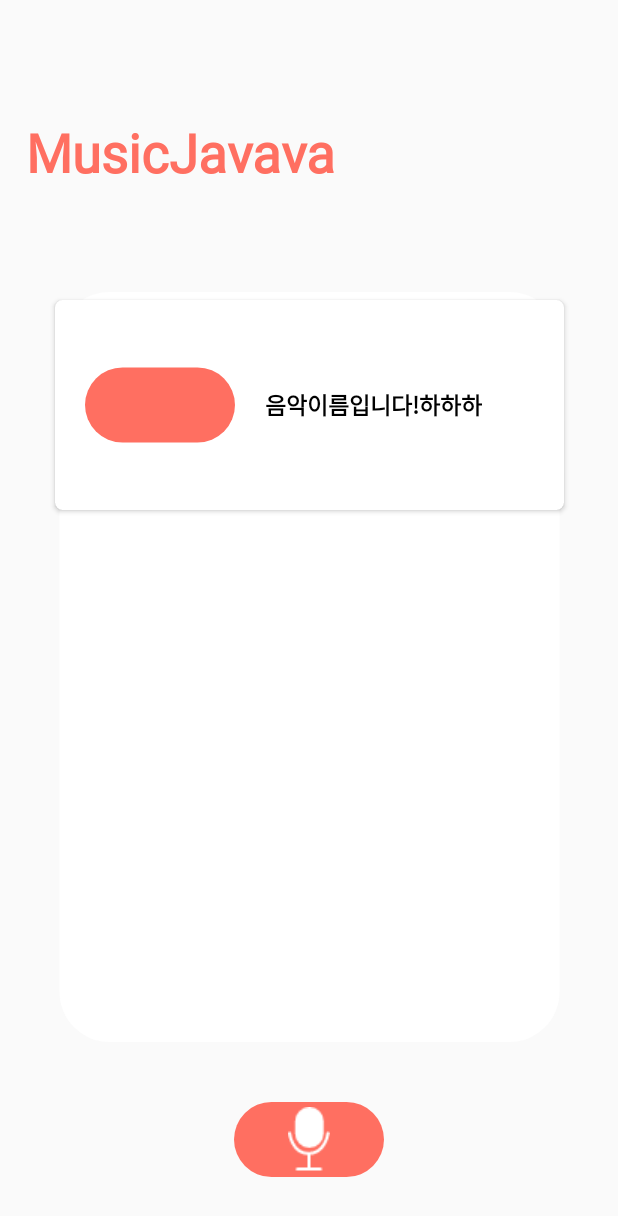
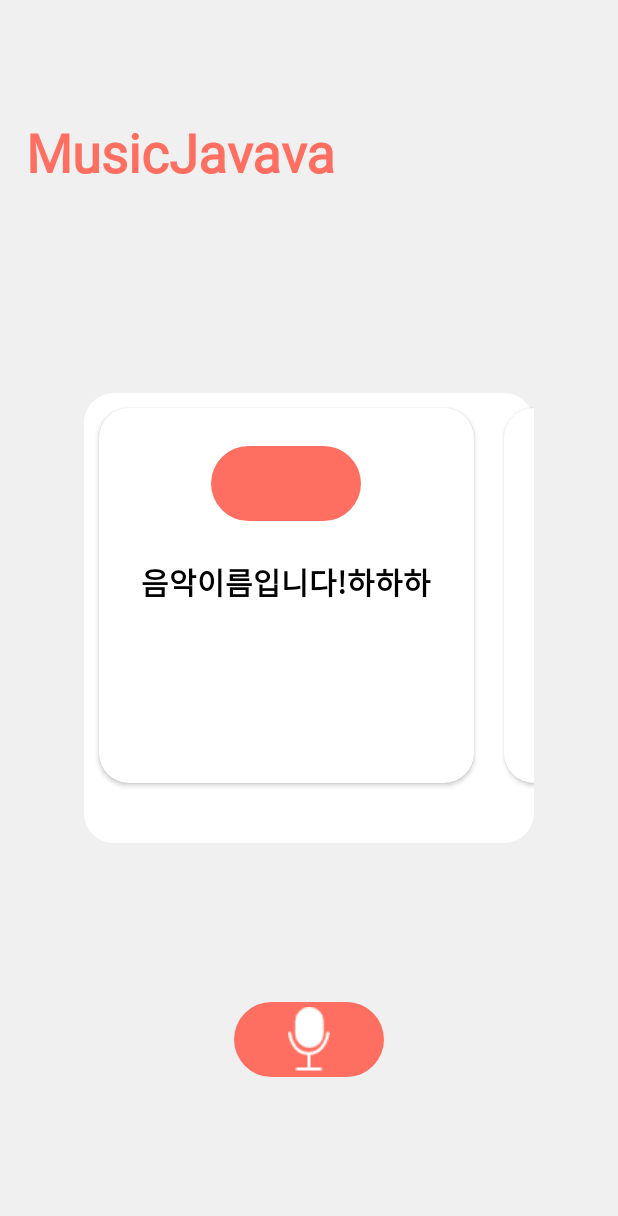
Before and after one commit to yangjunhyuk333/NarshaMusicProject, an Android app: the screen it shows after launch (MainActivity), on a phone screen of 412 x 824 dp. Shown: the top 1216 px of the screen. Run offline under Robolectric (Android 15) with nearby library versions, the light colour scheme and no system bars.

Commit message:
Edit i value

```diff
--- a/app/src/main/java/com/junhyuk/narshamusicproject/Adapter/RecyclerViewAdapter.java
+++ b/app/src/main/java/com/junhyuk/narshamusicproject/Adapter/RecyclerViewAdapter.java
@@ -13,7 +13,7 @@ import com.junhyuk.narshamusicproject.R;
 
 public class RecyclerViewAdapter extends RecyclerView.Adapter<RecyclerViewAdapter.ViewHolder> {
 
-    int i = 1;
+    int i = 3;
 
     @NonNull
     @Override
--- a/app/src/main/java/com/junhyuk/narshamusicproject/MainActivity.java
+++ b/app/src/main/java/com/junhyuk/narshamusicproject/MainActivity.java
@@ -11,6 +11,7 @@ import android.widget.ImageButton;
 import android.widget.Toast;
 
 import com.junhyuk.narshamusicproject.Adapter.RecyclerViewAdapter;
+import com.junhyuk.narshamusicproject.dialog.CustomDialog;
 
 public class MainActivity extends AppCompatActivity {
 
@@ -28,7 +29,8 @@ public class MainActivity extends AppCompatActivity {
 
         recyclerView = findViewById(R.id.recycler_view);
 
-        RecyclerView.LayoutManager layoutManager = new LinearLayoutManager(this);
+        LinearLayoutManager layoutManager = new LinearLayoutManager(this);
+        layoutManager.setOrientation(LinearLayoutManager.HORIZONTAL);
         recyclerView.setLayoutManager(layoutManager);
         recyclerView.setAdapter(new RecyclerViewAdapter());
 
@@ -41,10 +43,6 @@ public class MainActivity extends AppCompatActivity {
                 customDialog.show();
             }
         });
-
-
-
-
     }
 
 }
--- a/app/src/main/java/com/junhyuk/narshamusicproject/CustomDialog.java
+++ b/app/src/main/java/com/junhyuk/narshamusicproject/dialog/CustomDialog.java
@@ -1,10 +1,12 @@
-package com.junhyuk.narshamusicproject;
+package com.junhyuk.narshamusicproject.dialog;
 
 import android.app.Dialog;
 import android.content.Context;
 import android.view.View;
 import android.widget.Button;
 import android.widget.Toast;
+
+import com.junhyuk.narshamusicproject.R;
 
 public class CustomDialog {
     private Context context;
--- a/app/src/main/res/drawable/music_list.xml
+++ b/app/src/main/res/drawable/music_list.xml
@@ -5,7 +5,7 @@
         />
 
     <size
-        android:width="200dp"
+        android:width="300dp"
         android:height="300dp"
         />
 
--- /dev/null
+++ b/app/src/main/res/drawable/music_thumnail_example.xml
@@ -0,0 +1,14 @@
+<?xml version="1.0" encoding="utf-8"?>
+<shape xmlns:android="http://schemas.android.com/apk/res/android"
+    android:shape="oval">
+
+    <solid
+        android:color="@color/colorMain"
+        />
+
+    <size
+        android:width="100dp"
+        android:height="100dp"
+        />
+
+</shape>
--- a/app/src/main/res/layout/activity_main.xml
+++ b/app/src/main/res/layout/activity_main.xml
@@ -5,7 +5,18 @@
     xmlns:app="http://schemas.android.com/apk/res-auto"
     android:layout_width="match_parent"
     android:layout_height="match_parent"
-    tools:context=".MainActivity">
+    tools:context=".MainActivity"
+    android:background="#F0F0F0">
+
+    <ImageView
+        android:id="@+id/imageView2"
+        android:layout_width="300dp"
+        android:layout_height="300dp"
+        android:src="@drawable/music_list"
+        app:layout_constraintBottom_toBottomOf="parent"
+        app:layout_constraintEnd_toEndOf="parent"
+        app:layout_constraintStart_toStartOf="parent"
+        app:layout_constraintTop_toTopOf="parent" />
 
     <TextView
         android:id="@+id/textView"
@@ -23,28 +34,15 @@
         app:layout_constraintTop_toTopOf="parent"
         app:layout_constraintVertical_bias="0.100000024" />
 
-    <FrameLayout
-        android:id="@+id/frameLayout"
-        android:layout_width="350dp"
-        android:layout_height="500dp"
-        android:elevation="10dp"
-        app:layout_constraintBottom_toBottomOf="parent"
-        app:layout_constraintEnd_toEndOf="parent"
-        app:layout_constraintStart_toStartOf="parent"
-        app:layout_constraintTop_toBottomOf="@+id/textView"
-        app:layout_constraintVertical_bias="0.35000002">
 
-        <ImageView
-            android:layout_width="match_parent"
-            android:layout_height="match_parent"
-            android:src="@drawable/music_list" />
-
-        <androidx.recyclerview.widget.RecyclerView
-            android:id="@+id/recycler_view"
-            android:layout_width="match_parent"
-            android:layout_height="match_parent"/>
-
-    </FrameLayout>
+    <androidx.recyclerview.widget.RecyclerView
+        android:id="@+id/recycler_view"
+        android:layout_width="300dp"
+        android:layout_height="300dp"
+        app:layout_constraintBottom_toBottomOf="@+id/imageView2"
+        app:layout_constraintEnd_toEndOf="@+id/imageView2"
+        app:layout_constraintStart_toStartOf="@+id/imageView2"
+        app:layout_constraintTop_toTopOf="@+id/imageView2" />
 
     <ImageButton
         android:id="@+id/voice_button"
@@ -55,7 +53,7 @@
         app:layout_constraintBottom_toBottomOf="parent"
         app:layout_constraintEnd_toEndOf="parent"
         app:layout_constraintStart_toStartOf="parent"
-        app:layout_constraintTop_toBottomOf="@+id/frameLayout" />
+        app:layout_constraintTop_toBottomOf="@+id/imageView2" />
 
     <ImageView
         android:layout_width="wrap_content"
--- a/app/src/main/res/layout/cardview.xml
+++ b/app/src/main/res/layout/cardview.xml
@@ -3,25 +3,25 @@
     xmlns:android="http://schemas.android.com/apk/res/android"
     xmlns:app="http://schemas.android.com/apk/res-auto"
     android:id="@+id/cardview"
-    android:layout_width="match_parent"
-    android:layout_height="wrap_content"
-    android:layout_margin="5dp"
-    app:cardCornerRadius="5dp">
+    android:layout_width="250dp"
+    android:layout_height="250dp"
+    app:cardCornerRadius="20dp"
+    android:layout_margin="10dp"
+    android:layout_gravity="center">
 
     <LinearLayout
-        android:layout_width="match_parent"
-        android:layout_height="120dp"
-        android:orientation="horizontal"
-        android:layout_margin="10dp"
+        android:layout_width="250dp"
+        android:layout_height="250dp"
+        android:orientation="vertical"
         >
 
         <ImageView
             android:id="@+id/music_image"
-            android:layout_width="100dp"
-            android:layout_height="100dp"
+            android:layout_width="wrap_content"
+            android:layout_height="wrap_content"
             android:layout_gravity="center"
-            android:layout_marginLeft="10dp"
-            />
+            android:layout_marginTop="25dp"
+            android:src="@drawable/music_thumnail_example" />
 
         <TextView
             android:id="@+id/music_title"
@@ -29,9 +29,9 @@
             android:layout_height="wrap_content"
             android:text="노래 제목"
             android:layout_gravity="center"
-            android:layout_marginLeft="20dp"
+            android:layout_marginTop="25dp"
             android:textColor="@color/colorBlack"
-            android:textSize="15dp"
+            android:textSize="20dp"
             android:textStyle="bold"
             android:fontFamily="@font/fontstyle"
             />
--- a/app/src/main/res/values/styles.xml
+++ b/app/src/main/res/values/styles.xml
@@ -2,7 +2,7 @@
     <!-- Base application theme. -->
     <style name="AppTheme" parent="Theme.AppCompat.Light.DarkActionBar">
         <!-- Customize your theme here. -->
-        <item name="colorPrimary">@color/colorPrimary</item>
+        <item name="colorPrimary">@color/colorMain</item>
         <item name="colorPrimaryDark">@color/colorMain</item>
         <item name="colorAccent">@color/colorAccent</item>
     </style>
```
